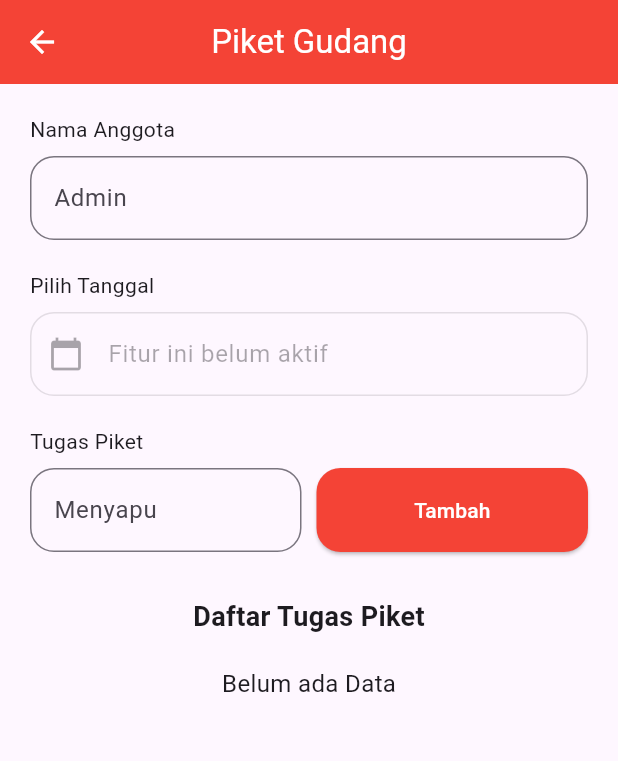
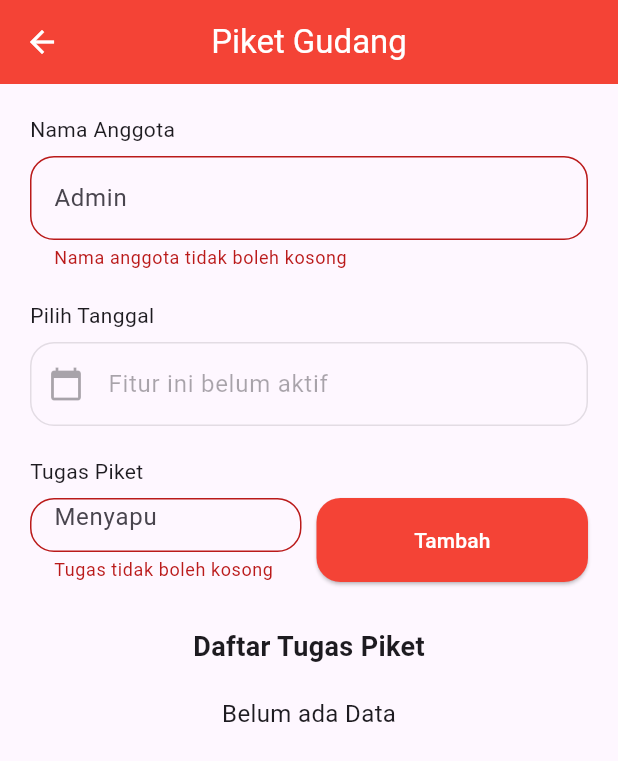
Before and after one commit to muthiasasi19/20220140167_UCP1Flutter, a Flutter app: the PiketGudang screen opened directly, after a tap on "Tambah", on a phone screen of 412 x 824 dp. Shown: the top 761 px of the screen. Run offline on Flutter 3.47's test engine with Material 3 defaults, Android fonts, the phone set to English and light mode, and no system bars.

Commit message:
Tambah validasi label tdk boleh kosong untuk setiap textformfield

```diff
--- a/lib/Application/piket_gudang.dart
+++ b/lib/Application/piket_gudang.dart
@@ -8,6 +8,7 @@ class PiketGudang extends StatefulWidget {
 }
 
 class _PiketGudangState extends State<PiketGudang> {
+  final _formKey = GlobalKey<FormState>();
   final TextEditingController _namaController = TextEditingController();
   final TextEditingController _tugasController = TextEditingController();
   DateTime? _selectedDate;
@@ -19,7 +20,7 @@ class _PiketGudangState extends State<PiketGudang> {
   }
 
   void _tambahTugas() {
-    if (_namaController.text.isNotEmpty && _tugasController.text.isNotEmpty) {
+    if (_formKey.currentState!.validate()) {
       setState(() {
         _daftarTugas.add({
           'nama': _namaController.text,
@@ -58,12 +59,14 @@ class _PiketGudangState extends State<PiketGudang> {
       body: Padding(
         padding: const EdgeInsets.all(20),
         child: SingleChildScrollView(
+          child: Form(
+            key: _formKey,
             child: Column(
               crossAxisAlignment: CrossAxisAlignment.start,
               children: [
                 const Text('Nama Anggota'),
                 const SizedBox(height: 8),
-              TextField(
+                TextFormField(
                   controller: _namaController,
                   decoration: InputDecoration(
                     hintText: 'Admin',
@@ -71,11 +74,22 @@ class _PiketGudangState extends State<PiketGudang> {
                       borderRadius: BorderRadius.circular(16),
                     ),
                   ),
+                  validator: (value) {
+                    if (value == null || value.isEmpty) {
+                      return 'Nama anggota tidak boleh kosong';
+                    }
+                    return null;
+                  },
+                  onChanged: (_) {
+                    if (_formKey.currentState != null) {
+                      _formKey.currentState!.validate();
+                    }
+                  },
                 ),
                 const SizedBox(height: 20),
                 const Text('Pilih Tanggal'),
                 const SizedBox(height: 8),
-              TextField(
+                TextFormField(
                   enabled: false,
                   decoration: InputDecoration(
                     hintText: 'Fitur ini belum aktif',
@@ -94,7 +108,7 @@ class _PiketGudangState extends State<PiketGudang> {
                       flex: 1,
                       child: SizedBox(
                         height: 56,
-                      child: TextField(
+                        child: TextFormField(
                           controller: _tugasController,
                           decoration: InputDecoration(
                             hintText: 'Menyapu',
@@ -102,6 +116,17 @@ class _PiketGudangState extends State<PiketGudang> {
                               borderRadius: BorderRadius.circular(16),
                             ),
                           ),
+                          validator: (value) {
+                            if (value == null || value.isEmpty) {
+                              return 'Tugas tidak boleh kosong';
+                            }
+                            return null;
+                          },
+                          onChanged: (_) {
+                            if (_formKey.currentState != null) {
+                              _formKey.currentState!.validate();
+                            }
+                          },
                         ),
                       ),
                     ),
@@ -178,6 +203,7 @@ class _PiketGudangState extends State<PiketGudang> {
                       },
                     ),
               ],
+            ),
           ),
         ),
       ),
```
Lines whose indentation alone changed are shown as unchanged.
